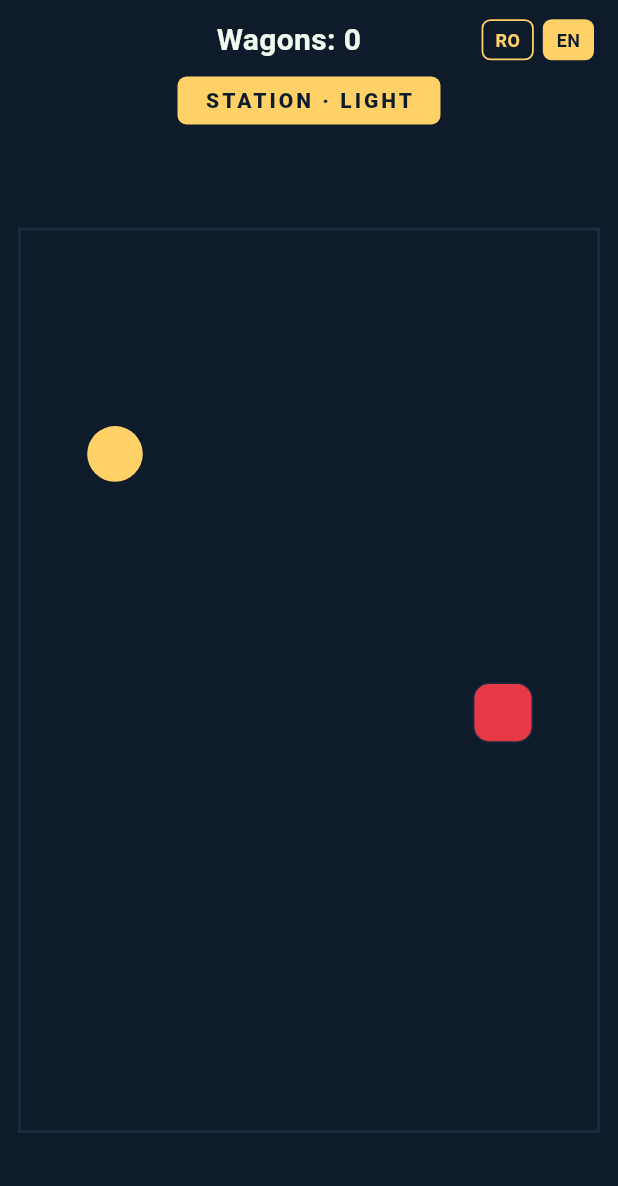
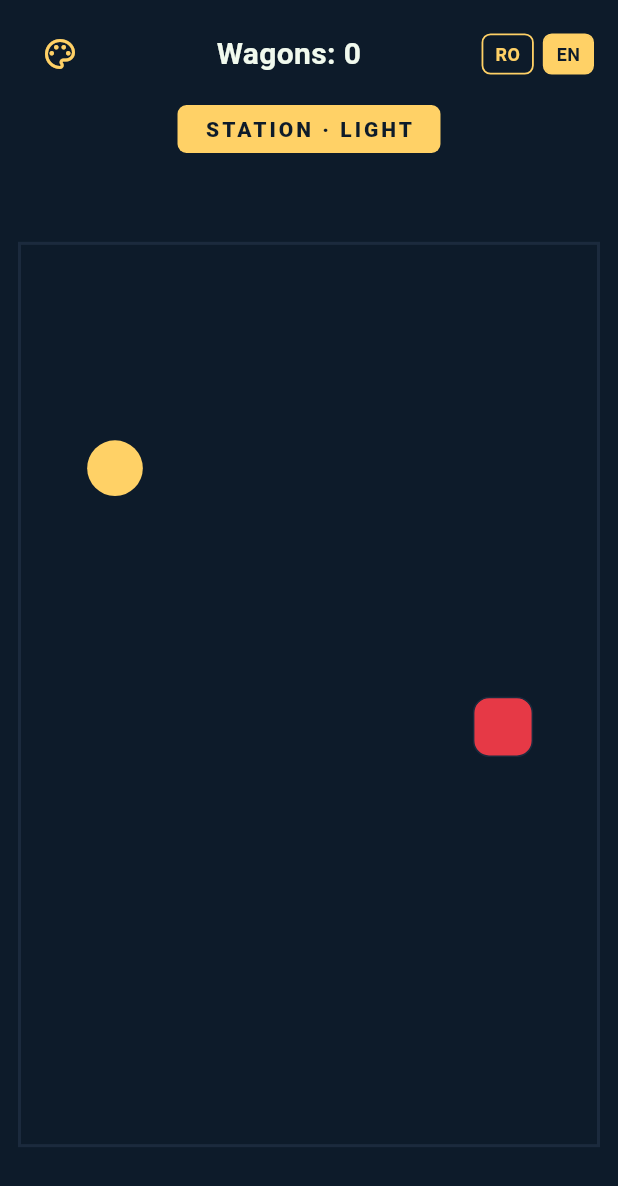
Before and after one commit to CROITMAN6891/Prinde-Metrou, a Flutter app: the screen it shows after launch, on a phone screen of 412 x 824 dp. Shown: the top 1186 px of the screen. Run offline on Flutter 3.47's test engine with Material 3 defaults, Android fonts, the phone set to English and light mode, and no system bars; our stand-ins replace google_mobile_ads, shared_preferences; generated files the repository leaves out were written again; network calls fail.

Commit message:
Add unlockable train colors with a picker
Four extra color schemes unlock when the best-ever run reaches 5, 10, 15
and 25 wagons; the celebration banner notes each new unlock. A palette
button in the header opens a picker (pausing the game), and both the best
score and the chosen color persist across restarts.

Co-Authored-By: Claude Opus 5.5 <noreply@anthropic.com>

```diff
--- a/lib/game/progress_store.dart
+++ b/lib/game/progress_store.dart
@@ -1,6 +1,7 @@
 import 'package:shared_preferences/shared_preferences.dart';
 
 import 'progression.dart';
+import 'train_skin.dart';
 
 /// Player progress that must survive app restarts.
 class ProgressStore {
@@ -10,6 +11,8 @@ class ProgressStore {
       ProgressStore(await SharedPreferences.getInstance());
 
   static const _tierKey = 'speedTier';
+  static const _bestScoreKey = 'bestScore';
+  static const _skinKey = 'trainSkin';
 
   final SharedPreferences _prefs;
 
@@ -18,5 +21,29 @@ class ProgressStore {
     return SpeedTier.values.asNameMap()[name] ?? SpeedTier.light;
   }
 
-  Future<void> saveTier(SpeedTier tier) => _prefs.setString(_tierKey, tier.name);
+  Future<void> saveTier(SpeedTier tier) =>
+      _prefs.setString(_tierKey, tier.name);
+
+  /// Best single-run wagon count ever; drives skin unlocks.
+  int get bestScore => _prefs.getInt(_bestScoreKey) ?? 0;
+
+  /// Records [score] if it beats the best, and returns any skins that this
+  /// newly unlocked (empty in the common case).
+  List<TrainSkin> recordScore(int score) {
+    final previousBest = bestScore;
+    if (score <= previousBest) return const [];
+    _prefs.setInt(_bestScoreKey, score);
+    return [
+      for (final skin in TrainSkin.all)
+        if (!skin.isUnlockedBy(previousBest) && skin.isUnlockedBy(score)) skin,
+    ];
+  }
+
+  TrainSkin get skin {
+    final saved = TrainSkin.byId(_prefs.getString(_skinKey));
+    // Guards against a stored choice whose threshold was raised later.
+    return saved.isUnlockedBy(bestScore) ? saved : TrainSkin.classic;
+  }
+
+  Future<void> saveSkin(TrainSkin skin) => _prefs.setString(_skinKey, skin.id);
 }
--- /dev/null
+++ b/lib/game/train_skin.dart
@@ -0,0 +1,62 @@
+import 'dart:ui';
+
+import '../ui/theme/metro_theme.dart';
+
+/// A cosmetic train color scheme, unlocked once the player's best run
+/// reaches [unlockAt] wagons.
+class TrainSkin {
+  const TrainSkin({
+    required this.id,
+    required this.head,
+    required this.body,
+    required this.unlockAt,
+  });
+
+  /// Stable key for persistence; never rename an existing one.
+  final String id;
+  final Color head;
+  final Color body;
+  final int unlockAt;
+
+  bool isUnlockedBy(int bestScore) => bestScore >= unlockAt;
+
+  static const classic = TrainSkin(
+    id: 'classic',
+    head: MetroTheme.trainHead,
+    body: MetroTheme.trainBody,
+    unlockAt: 0,
+  );
+
+  // Thresholds match the celebration milestones, so every unlock arrives
+  // together with a celebration banner.
+  static const all = <TrainSkin>[
+    classic,
+    TrainSkin(
+      id: 'emerald',
+      head: Color(0xFF2A9D8F),
+      body: Color(0xFFD8F3DC),
+      unlockAt: 5,
+    ),
+    TrainSkin(
+      id: 'ocean',
+      head: Color(0xFF1D70B8),
+      body: Color(0xFFA8DADC),
+      unlockAt: 10,
+    ),
+    TrainSkin(
+      id: 'violet',
+      head: Color(0xFF7B2CBF),
+      body: Color(0xFFE0C3FC),
+      unlockAt: 15,
+    ),
+    TrainSkin(
+      id: 'legend',
+      head: Color(0xFFFF006E),
+      body: Color(0xFFFFD6E8),
+      unlockAt: 25,
+    ),
+  ];
+
+  static TrainSkin byId(String? id) =>
+      all.firstWhere((skin) => skin.id == id, orElse: () => classic);
+}
--- a/lib/l10n/app_ro.arb
+++ b/lib/l10n/app_ro.arb
@@ -19,5 +19,8 @@
   "celebrateGoodJob": "Bine!",
   "celebratePerfect": "Perfect!",
   "celebrateIncredible": "Incredibil!",
-  "celebrateLegend": "Legendă!"
+  "celebrateLegend": "Legendă!",
+  "skinPickerTitle": "Culoarea trenului",
+  "skinLocked": "Se deblochează la {count} vagoane",
+  "skinUnlocked": "Culoare nouă de tren deblocată!"
 }
--- a/lib/ui/screens/game_screen.dart
+++ b/lib/ui/screens/game_screen.dart
@@ -5,6 +5,7 @@ import '../../game/game_controller.dart';
 import '../../game/game_state.dart';
 import '../../game/progress_store.dart';
 import '../../game/progression.dart';
+import '../../game/train_skin.dart';
 import '../../l10n/generated/app_localizations.dart';
 import '../../l10n/locale_controller.dart';
 import '../theme/metro_theme.dart';
@@ -14,6 +15,7 @@ import '../widgets/collision_overlay.dart';
 import '../widgets/language_switcher.dart';
 import '../widgets/metro_grid.dart';
 import '../widgets/pause_overlay.dart';
+import '../widgets/skin_picker.dart';
 import '../widgets/tier_choice_overlay.dart';
 
 class GameScreen extends StatefulWidget {
@@ -38,12 +40,15 @@ class _GameScreenState extends State<GameScreen>
 
   CollisionMessageKind? _collisionMessage;
   Celebration? _celebration;
+  bool _celebrationUnlockedSkin = false;
+  late TrainSkin _skin;
   int _celebrationGeneration = 0;
   int _lastScore = 0;
 
   @override
   void initState() {
     super.initState();
+    _skin = widget.progressStore.skin;
     _gameState = GameState(tier: widget.progressStore.tier);
     _gameController = GameController(
       _gameState,
@@ -69,8 +74,11 @@ class _GameScreenState extends State<GameScreen>
 
   void _onGameStateChanged() {
     if (_gameState.score > _lastScore) {
+      final unlocked = widget.progressStore.recordScore(_gameState.score);
       final celebration = celebrationFor(_gameState.score);
-      if (celebration != null) _showCelebration(celebration);
+      if (celebration != null) {
+        _showCelebration(celebration, unlockedSkin: unlocked.isNotEmpty);
+      }
     }
     _lastScore = _gameState.score;
 
@@ -79,9 +87,15 @@ class _GameScreenState extends State<GameScreen>
     }
   }
 
-  Future<void> _showCelebration(Celebration celebration) async {
+  Future<void> _showCelebration(
+    Celebration celebration, {
+    required bool unlockedSkin,
+  }) async {
     final generation = ++_celebrationGeneration;
-    setState(() => _celebration = celebration);
+    setState(() {
+      _celebration = celebration;
+      _celebrationUnlockedSkin = unlockedSkin;
+    });
     await _delayRespectingPause(GameConstants.celebrationMessageDuration);
     // A newer celebration (or a collision) may have replaced this one.
     if (!mounted || generation != _celebrationGeneration) return;
@@ -104,6 +118,18 @@ class _GameScreenState extends State<GameScreen>
     setState(() => _collisionMessage = null);
     _collisionController.reset();
     _gameController.resumeAfterCollision();
+  }
+
+  Future<void> _openSkinPicker() async {
+    _gameController.pause();
+    final chosen = await SkinPicker.show(
+      context,
+      selected: _skin,
+      bestScore: widget.progressStore.bestScore,
+    );
+    if (!mounted || chosen == null) return;
+    setState(() => _skin = chosen);
+    widget.progressStore.saveSkin(chosen);
   }
 
   /// Waits [duration], then holds for as long as the game is paused, so a
@@ -134,7 +160,15 @@ class _GameScreenState extends State<GameScreen>
               child: Row(
                 mainAxisAlignment: MainAxisAlignment.spaceBetween,
                 children: [
-                  const SizedBox(width: 48), // balances the switcher's width
+                  SizedBox(
+                    width: 48, // balances the switcher's width
+                    child: IconButton(
+                      tooltip: l10n.skinPickerTitle,
+                      icon: const Icon(Icons.palette_outlined),
+                      color: MetroTheme.wagonColor,
+                      onPressed: _openSkinPicker,
+                    ),
+                  ),
                   AnimatedBuilder(
                     animation: _gameState,
                     builder: (context, _) => Text(
@@ -153,7 +187,8 @@ class _GameScreenState extends State<GameScreen>
             AnimatedBuilder(
               animation: _gameState,
               builder: (context, _) => _StationPlaque(
-                label: '${l10n.stationLabel} · '
+                label:
+                    '${l10n.stationLabel} · '
                     '${_gameState.tier.label(l10n).toUpperCase()}',
               ),
             ),
@@ -169,11 +204,15 @@ class _GameScreenState extends State<GameScreen>
                       child: MetroGrid(
                         gameState: _gameState,
                         collisionAnimation: _collisionController,
+                        skin: _skin,
                       ),
                     ),
                     CollisionOverlay(kind: _collisionMessage),
                     Positioned.fill(
-                      child: CelebrationOverlay(celebration: _celebration),
+                      child: CelebrationOverlay(
+                        celebration: _celebration,
+                        unlockedSkin: _celebrationUnlockedSkin,
+                      ),
                     ),
                     Positioned.fill(
                       child: AnimatedBuilder(
@@ -182,7 +221,7 @@ class _GameScreenState extends State<GameScreen>
                           // Let the milestone celebration play out first.
                           visible:
                               _gameState.phase == GamePhase.choosingTier &&
-                                  _celebration == null,
+                              _celebration == null,
                           score: _gameState.score,
                           tier: _gameState.tier,
                           onChoose: _gameController.chooseTier,
--- a/lib/ui/widgets/celebration_overlay.dart
+++ b/lib/ui/widgets/celebration_overlay.dart
@@ -7,9 +7,16 @@ import '../theme/metro_theme.dart';
 /// Short, non-blocking banner at the top of the grid for wagon milestones.
 /// Timing is owned by GameScreen.
 class CelebrationOverlay extends StatelessWidget {
-  const CelebrationOverlay({super.key, required this.celebration});
+  const CelebrationOverlay({
+    super.key,
+    required this.celebration,
+    this.unlockedSkin = false,
+  });
 
   final Celebration? celebration;
+
+  /// Adds a "new train color unlocked" line under the banner.
+  final bool unlockedSkin;
 
   @override
   Widget build(BuildContext context) {
@@ -35,13 +42,18 @@ class CelebrationOverlay extends StatelessWidget {
               ? const SizedBox.shrink(key: ValueKey('empty'))
               : Container(
                   key: ValueKey(celebration),
-                  padding:
-                      const EdgeInsets.symmetric(horizontal: 24, vertical: 10),
+                  padding: const EdgeInsets.symmetric(
+                    horizontal: 24,
+                    vertical: 10,
+                  ),
                   decoration: BoxDecoration(
                     color: MetroTheme.wagonColor,
                     borderRadius: BorderRadius.circular(14),
                   ),
-                  child: Text(
+                  child: Column(
+                    mainAxisSize: MainAxisSize.min,
+                    children: [
+                      Text(
                         message,
                         style: const TextStyle(
                           color: MetroTheme.background,
@@ -49,6 +61,17 @@ class CelebrationOverlay extends StatelessWidget {
                           fontWeight: FontWeight.w900,
                         ),
                       ),
+                      if (unlockedSkin)
+                        Text(
+                          l10n.skinUnlocked,
+                          style: const TextStyle(
+                            color: MetroTheme.background,
+                            fontSize: 14,
+                            fontWeight: FontWeight.w600,
+                          ),
+                        ),
+                    ],
+                  ),
                 ),
         ),
       ),
--- a/lib/ui/widgets/metro_grid.dart
+++ b/lib/ui/widgets/metro_grid.dart
@@ -1,6 +1,7 @@
 import 'package:flutter/material.dart';
 
 import '../../game/game_state.dart';
+import '../../game/train_skin.dart';
 import '../theme/metro_theme.dart';
 import 'train_segment.dart';
 
@@ -9,10 +10,12 @@ class MetroGrid extends StatelessWidget {
     super.key,
     required this.gameState,
     required this.collisionAnimation,
+    required this.skin,
   });
 
   final GameState gameState;
   final Animation<double> collisionAnimation;
+  final TrainSkin skin;
 
   @override
   Widget build(BuildContext context) {
@@ -67,8 +70,13 @@ class MetroGrid extends StatelessWidget {
                           isHead: i == 0,
                           segmentIndex: i,
                           cellSize: cellSize,
-                          collisionSide: colliding ? gameState.lastCollisionSide : null,
-                          collisionProgress: colliding ? collisionAnimation.value : null,
+                          skin: skin,
+                          collisionSide: colliding
+                              ? gameState.lastCollisionSide
+                              : null,
+                          collisionProgress: colliding
+                              ? collisionAnimation.value
+                              : null,
                         ),
                       ),
                   ],
--- a/lib/ui/widgets/pause_overlay.dart
+++ b/lib/ui/widgets/pause_overlay.dart
@@ -6,7 +6,11 @@ import '../theme/metro_theme.dart';
 /// Dims the grid and waits for a tap anywhere on it before the game
 /// resumes, so the player isn't surprised by a moving train on return.
 class PauseOverlay extends StatelessWidget {
-  const PauseOverlay({super.key, required this.visible, required this.onResume});
+  const PauseOverlay({
+    super.key,
+    required this.visible,
+    required this.onResume,
+  });
 
   final bool visible;
   final VoidCallback onResume;
--- a/lib/ui/widgets/train_segment.dart
+++ b/lib/ui/widgets/train_segment.dart
@@ -3,6 +3,7 @@ import 'dart:math';
 import 'package:flutter/material.dart';
 
 import '../../game/collision.dart';
+import '../../game/train_skin.dart';
 import '../theme/metro_theme.dart';
 
 /// Renders a single train segment (head or wagon) and, while a collision
@@ -14,6 +15,7 @@ class TrainSegment extends StatelessWidget {
     required this.isHead,
     required this.segmentIndex,
     required this.cellSize,
+    this.skin = TrainSkin.classic,
     this.collisionSide,
     this.collisionProgress,
   });
@@ -21,6 +23,7 @@ class TrainSegment extends StatelessWidget {
   final bool isHead;
   final int segmentIndex;
   final double cellSize;
+  final TrainSkin skin;
   final CollisionSide? collisionSide;
   final double? collisionProgress;
 
@@ -33,7 +36,7 @@ class TrainSegment extends StatelessWidget {
         padding: const EdgeInsets.all(1.5),
         child: Container(
           decoration: BoxDecoration(
-            color: isHead ? MetroTheme.trainHead : MetroTheme.trainBody,
+            color: isHead ? skin.head : skin.body,
             borderRadius: BorderRadius.circular(cellSize * 0.25),
             border: Border.all(color: MetroTheme.gridLine, width: 1),
           ),
```
Also changed, not shown: lib/l10n/app_en.arb (+17 -0 lines), lib/ui/widgets/skin_picker.dart (added, +159 -0 lines), lib/ui/widgets/tier_choice_overlay.dart (+4 -4 lines), lib/game/progression.dart (indentation only), 2 other files. Lines whose indentation alone changed are shown as unchanged.
